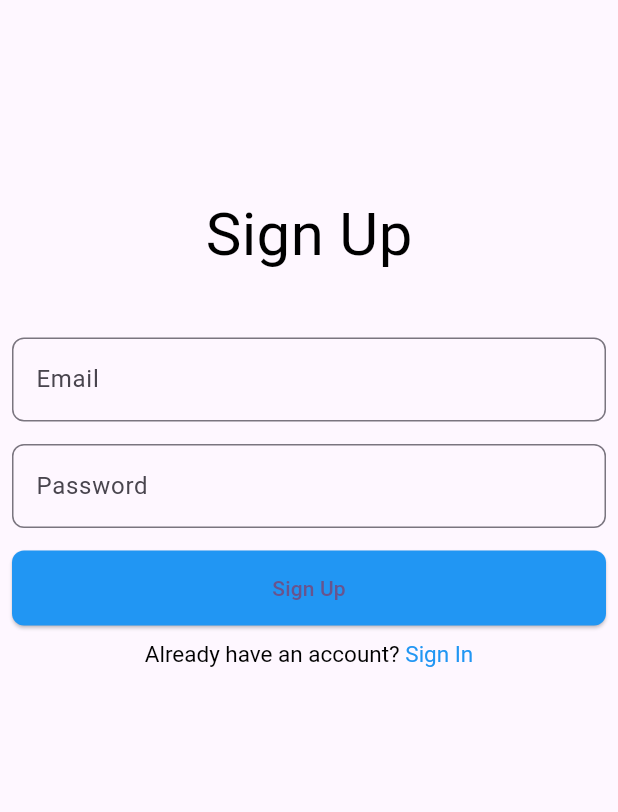
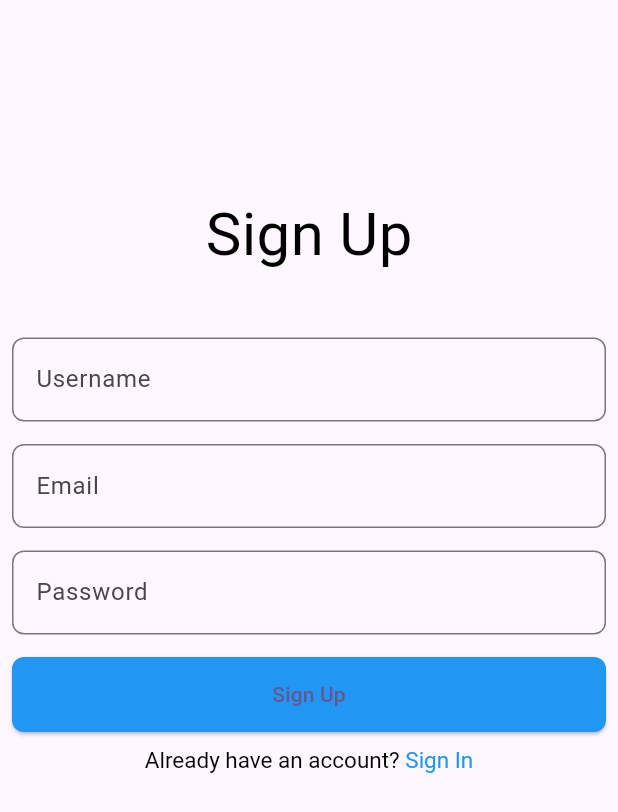
Before and after one commit to MujahidAmin1/posts, a Flutter app: the screen it shows after launch, on a phone screen of 412 x 824 dp. Shown: the top 812 px of the screen. Run offline on Flutter 3.47's test engine with Material 3 defaults, Android fonts, the phone set to English and light mode, and no system bars; our stand-ins replace cloud_firestore, firebase_auth, firebase_core; accounts and stored records are empty.

Commit message:
fix bugs

```diff
--- /dev/null
+++ b/devtools_options.yaml
@@ -0,0 +1,3 @@
+description: This file stores settings for Dart & Flutter DevTools.
+documentation: https://docs.flutter.dev/tools/devtools/extensions#configure-extension-enablement-states
+extensions:
--- a/lib/main.dart
+++ b/lib/main.dart
@@ -1,8 +1,10 @@
 import 'package:firebase_core/firebase_core.dart';
 import 'package:flutter/material.dart';
 import 'package:posts/firebase_options.dart';
-import 'package:firebase_auth/firebase_auth.dart';
+import 'package:firebase_auth/firebase_auth.dart' hide AuthProvider;
+import 'package:posts/providers/auth_provider.dart';
 import 'package:posts/views/screens/signup.dart';
+import 'package:provider/provider.dart';
 
 import 'views/screens/home.dart';
 
@@ -16,7 +18,11 @@ class MyApp extends StatelessWidget {
   const MyApp({super.key});
   @override
   Widget build(BuildContext context) {
-    return MaterialApp(
+    return MultiProvider(
+      providers: [
+        ChangeNotifierProvider(create: (_) => AuthProvider()),
+      ],
+      child: MaterialApp(
       title: 'Flutter Demo',
       theme: ThemeData(
         colorScheme: ColorScheme.fromSeed(seedColor: Colors.deepPurple),
@@ -35,6 +41,7 @@ class MyApp extends StatelessWidget {
             }
             return SignupPage();
           }),
+    ),
     );
   }
 }
--- /dev/null
+++ b/lib/models/user.dart
@@ -0,0 +1,45 @@
+import 'dart:convert';
+
+// ignore_for_file: public_member_api_docs, sort_constructors_first
+class User {
+  String? email;
+  String? username;
+  String? id;
+  User({
+    this.email,
+    this.username,
+    this.id,
+  });
+
+  Map<String, dynamic> toMap() {
+    return <String, dynamic>{
+      'email': email,
+      'username': username,
+      'id': id,
+    };
+  }
+
+  factory User.fromMap(Map<String, dynamic> map) {
+    return User(
+      email: map['email'] != null ? map['email'] as String : null,
+      username: map['username'] != null ? map['username'] as String : null,
+      id: map['id'] != null ? map['id'] as String : null,
+    );
+  }
+
+  String toJson() => json.encode(toMap());
+
+  factory User.fromJson(String source) => User.fromMap(json.decode(source) as Map<String, dynamic>);
+
+  User copyWith({
+    String? email,
+    String? username,
+    String? id,
+  }) {
+    return User(
+      email: email ?? this.email,
+      username: username ?? this.username,
+      id: id ?? this.id,
+    );
+  }
+}
--- a/lib/views/screens/signup.dart
+++ b/lib/views/screens/signup.dart
@@ -1,11 +1,9 @@
-import 'dart:developer';
-
 import 'package:flutter/gestures.dart';
 import 'package:flutter/material.dart';
-import 'package:posts/auth/auth.dart';
-import 'package:posts/utils/namedrouting.dart';
+import 'package:posts/providers/auth_provider.dart';
 import 'package:posts/views/screens/home.dart';
 import 'package:posts/views/screens/sign_in.dart';
+import 'package:provider/provider.dart';
 
 import '../../utils/kTextStyle.dart';
 
@@ -17,20 +15,25 @@ class SignupPage extends StatefulWidget {
 }
 
 class _SignupPageState extends State<SignupPage> {
-  AuthService? authUser;
+  late TextEditingController usernameController;
   late TextEditingController emailController;
   late TextEditingController passwordController;
   @override
   void initState() {
+    usernameController = TextEditingController();
     emailController = TextEditingController();
     passwordController = TextEditingController();
+
     super.initState();
   }
 
   @override
   Widget build(BuildContext context) {
     return Scaffold(
-      body: SafeArea(
+      body: Stack(
+        alignment: Alignment.center,
+        children: [
+          SafeArea(
             child: Padding(
               padding: const EdgeInsets.all(8.0),
               child: Column(
@@ -38,6 +41,16 @@ class _SignupPageState extends State<SignupPage> {
                   const SizedBox(height: 120),
                   Text("Sign Up", style: kTextStyle(size: 40)),
                   const SizedBox(height: 40),
+                  TextField(
+                    controller: usernameController,
+                    decoration: InputDecoration(
+                        labelText: 'Username',
+                        hintText: 'E.g John doe',
+                        border: OutlineInputBorder(
+                          borderRadius: BorderRadius.circular(8),
+                        )),
+                  ),
+                  const SizedBox(height: 15),
                   TextField(
                     controller: emailController,
                     decoration: InputDecoration(
@@ -61,10 +74,12 @@ class _SignupPageState extends State<SignupPage> {
                   const SizedBox(height: 15),
                   ElevatedButton(
                     onPressed: () async {
-                  await authUser!.createAccount(emailController.text.trim(),
-                      passwordController.text.trim());
-                  log(authUser.toString());
-                  kNavigate(context, MyHomePage());
+                      context.read<AuthProvider>().createAcct(
+                          context,
+                          usernameController.text.trim(),
+                          emailController.text.trim(),
+                          passwordController.text.trim(),
+                          );
                     },
                     style: ElevatedButton.styleFrom(
                         backgroundColor: Colors.blue,
@@ -84,7 +99,10 @@ class _SignupPageState extends State<SignupPage> {
                           style: kTextStyle(color: Colors.blue, size: 15),
                           recognizer: TapGestureRecognizer()
                             ..onTap = () {
-                          kNavigate(context, SignInPage());
+                              Navigator.pushReplacement(context,
+                                  MaterialPageRoute(builder: (context) {
+                                return SignInPage();
+                              }));
                             },
                         ),
                       ],
@@ -94,6 +112,11 @@ class _SignupPageState extends State<SignupPage> {
               ),
             ),
           ),
+          context.watch<AuthProvider>().isLoading
+          ? CircularProgressIndicator()
+          : const SizedBox(),
+        ],
+      ),
     );
   }
 }
--- a/pubspec.yaml
+++ b/pubspec.yaml
@@ -35,6 +35,8 @@ dependencies:
   flutter:
     sdk: flutter
   google_fonts: ^6.2.1
+  provider: ^6.1.2
+  uuid: ^4.5.1
 
 dev_dependencies:
   flutter_lints: ^5.0.0
```
Also changed, not shown: lib/auth/auth.dart (+22 -2 lines), lib/auth/database.dart (added, +75 -0 lines), lib/models/post.dart (+32 -7 lines), lib/providers/auth_provider.dart (added, +78 -0 lines), lib/views/screens/create_post.dart (added, +83 -0 lines), lib/views/screens/home.dart (+77 -1 lines), lib/views/screens/sign_in.dart (+7 -14 lines), pubspec.lock, 1 other file. Lines whose indentation alone changed are shown as unchanged.
